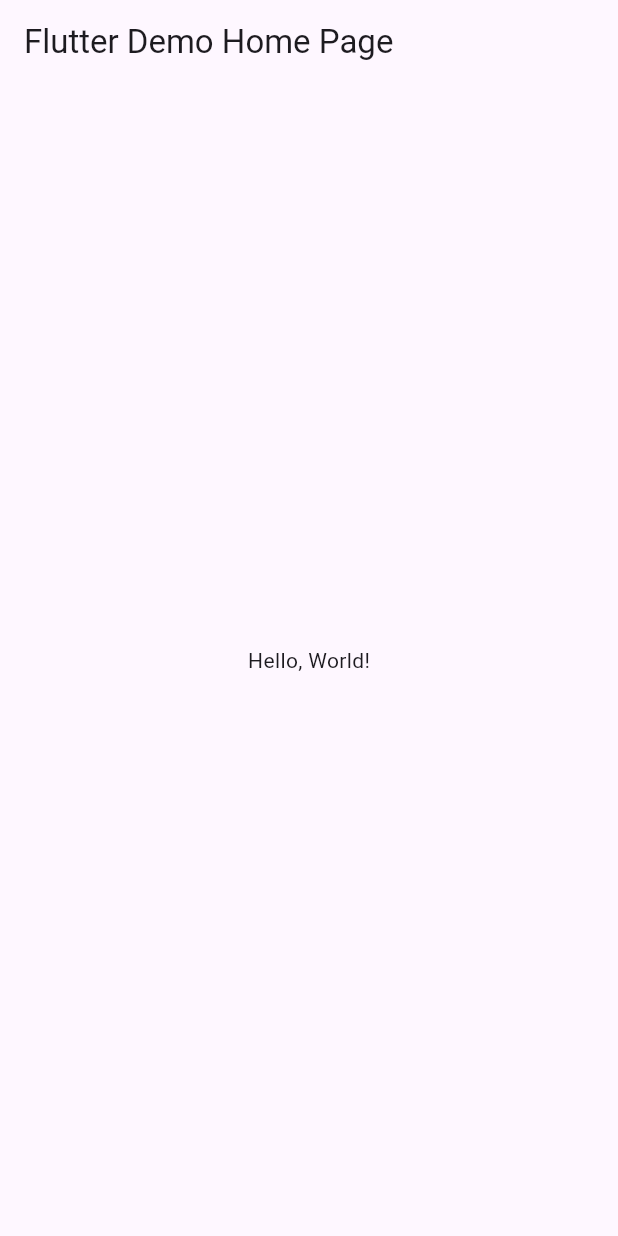
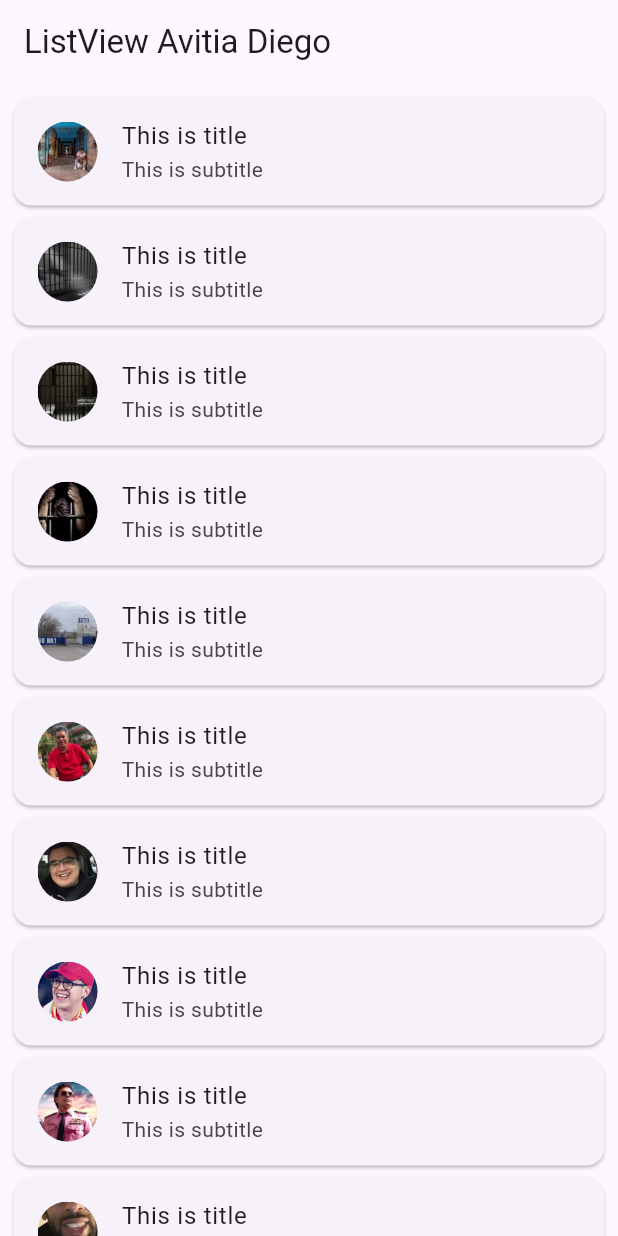
Before and after one commit to AvitiaD128/p10AppListview, a Flutter app: the screen it shows after launch, on a phone screen of 412 x 824 dp. Run offline on Flutter 3.47's test engine with Material 3 defaults, Android fonts, the phone set to English and light mode, and no system bars; missing offline and left inert: dart:html.

```diff
--- a/lib/main.dart
+++ b/lib/main.dart
@@ -1,43 +1,84 @@
+import 'dart:html';
+
 import 'package:flutter/material.dart';
 
-void main() => runApp(MyApp());
+void main() => runApp(MiListaCard());
 
-class MyApp extends StatelessWidget {
-  const MyApp({super.key});
-  // This widget is the root of your application.
+class MiListaCard extends StatefulWidget {
+  const MiListaCard({Key? key}) : super(key: key);
+
+  @override
+  State<MiListaCard> createState() => _MiListaCardState();
+}
+
+class _MiListaCardState extends State<MiListaCard>
+    with SingleTickerProviderStateMixin {
+  late AnimationController _controller;
+
+  @override
+  void initState() {
+    super.initState();
+    _controller = AnimationController(vsync: this);
+  }
+
+  @override
+  void dispose() {
+    _controller.dispose();
+    super.dispose();
+  }
+
   @override
   Widget build(BuildContext context) {
     return MaterialApp(
-      // Application name
-      title: 'Flutter Hello World',
-      // Application theme data, you can set the colors for the application as
-      // you want
-      theme: ThemeData(
-        // useMaterial3: true,
-        primarySwatch: Colors.blue,
-      ),
-      // A widget which will be started on application startup
-      home: MyHomePage(title: 'Flutter Demo Home Page'),
+      title: "App Lisview Avitia",
+      theme: ThemeData(primarySwatch: Colors.blue),
+      home: PaginaInicio(),
     );
   }
 }
 
-class MyHomePage extends StatelessWidget {
-  final String title;
-  const MyHomePage({super.key, required this.title});
+class PaginaInicio extends StatefulWidget {
+  const PaginaInicio({Key? key}) : super(key: key);
 
+  @override
+  State<PaginaInicio> createState() => _PaginaInicioState();
+}
+
+class _PaginaInicioState extends State<PaginaInicio> {
+  List<String> images = [
+    "assets/images/1.jpg",
+    "assets/images/2.jpg",
+    "assets/images/3.jpg",
+    "assets/images/4.jpg",
+    "assets/images/logo.jpg",
+    "assets/images/s.jpg",
+    "assets/images/d.jpg",
+    "assets/images/g.jpg",
+    "assets/images/J.jpg",
+    "assets/images/c.jpg",
+  ];
   @override
   Widget build(BuildContext context) {
     return Scaffold(
-      appBar: AppBar(
-        // The title text which will be shown on the action bar
-        title: Text(title),
-      ),
-      body: Center(
-        child: Text(
-          'Hello, World!',
+        appBar: AppBar(
+          title: Text("ListView Avitia Diego"),
         ),
-      ),
-    );
+        body: ListView.builder(
+          itemBuilder: (BuildContext, index) {
+            return Card(
+              child: ListTile(
+                leading: CircleAvatar(
+                  backgroundImage: AssetImage(images[index]),
+                ),
+                title: Text("This is title"),
+                subtitle: Text("This is subtitle"),
+              ),
+            );
+          },
+          itemCount: images.length,
+          shrinkWrap: true,
+          padding: EdgeInsets.all(5),
+          scrollDirection: Axis.vertical,
+        ));
   }
 }
--- a/pubspec.yaml
+++ b/pubspec.yaml
@@ -17,8 +17,8 @@ dev_dependencies:
 
 flutter:
   uses-material-design: true
-  # assets:
-  #  - images/a_dot_burr.jpeg
+  assets:
+    - assets/images/
   #  - images/a_dot_ham.jpeg
   # fonts:
   #   - family: Schyler
```
Also changed, not shown: assets/images/1.jpg (added), assets/images/2.jpg (added), assets/images/3.jpg (added), assets/images/4.jpg (added), assets/images/J.jpg (added), assets/images/c.jpg (added), assets/images/d.jpg (added), assets/images/g.jpg (added), assets/images/logo.jpg (added), assets/images/s.jpg (added).
